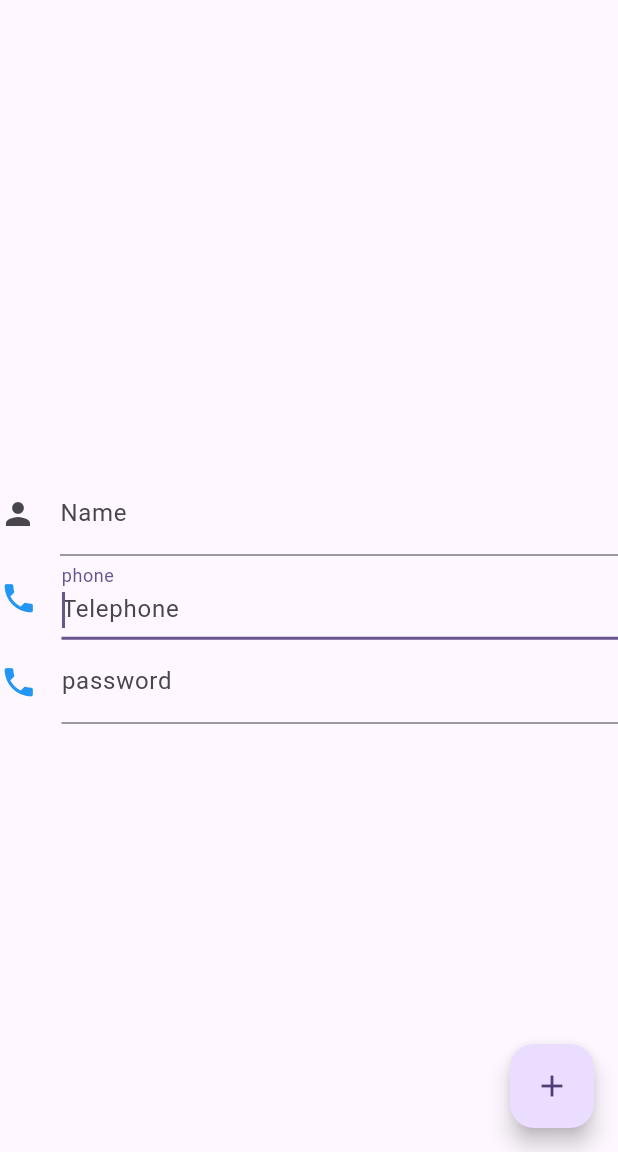
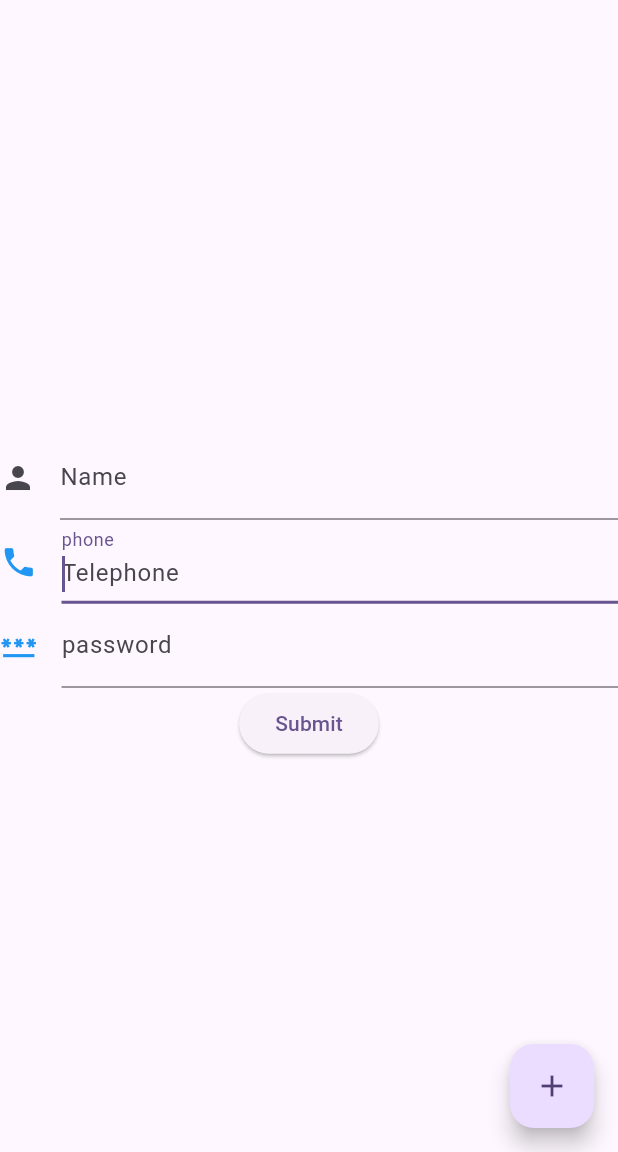
Before and after one commit to fanetech/flutter_three, a Flutter app: the screen it shows after launch, on a phone screen of 412 x 824 dp, the part 84-1236 px from its top. Run offline on Flutter 3.47's test engine with Material 3 defaults, Android fonts, the phone set to English and light mode, and no system bars.

```diff
--- a/lib/main.dart
+++ b/lib/main.dart
@@ -35,8 +35,11 @@ class MyHomePage extends StatefulWidget {
 
 class _MyHomePageState extends State<MyHomePage> {
   int _counter = 0;
-  var name = '';
-  var value = '';
+  String name = '';
+  String value = '';
+  String phone = '';
+  String password = '';
+  final formKey = GlobalKey<FormState>();
 
   void _incrementCounter() {
     setState(() {
@@ -45,15 +48,41 @@ class _MyHomePageState extends State<MyHomePage> {
   }
 
   void submit(String a) {
-    setState(() {
-      value = 'Envoyé';
-    });
+    // print(a);
+    // setState(() {
+    //   value = 'Envoyé';
+    // });
+    validationForm();
   }
 
   void change(String val) {
     setState(() {
       name = val;
     });
+  }
+
+  void change2(String val) {
+    setState(() {
+      phone = val;
+    });
+  }
+
+  void change3(String val) {
+    setState(() {
+      password = val;
+    });
+  }
+
+  validationForm() {
+    if (formKey.currentState!.validate()) {
+      formKey.currentState!.save();
+      debugPrint('name: $name');
+      debugPrint('phone: $phone');
+      debugPrint('password: $password');
+      formKey.currentState!.reset();
+    } else {
+      debugPrint('not valid');
+    }
   }
 
   @override
@@ -63,7 +92,8 @@ class _MyHomePageState extends State<MyHomePage> {
         backgroundColor: Theme.of(context).colorScheme.inversePrimary,
         title: Text(widget.title),
       ),
-      body: Center(
+      body: Form(
+        key: formKey,
         child: Column(
           mainAxisAlignment: MainAxisAlignment.center,
           children: [
@@ -72,7 +102,7 @@ class _MyHomePageState extends State<MyHomePage> {
               style: TextStyle(fontSize: 20, color: Colors.deepPurple),
               textAlign: TextAlign.center,
             ),
-          TextField(
+            TextFormField(
               decoration: const InputDecoration(
                 label: Text('Name'),
                 hintText: 'Enter your name',
@@ -80,10 +110,12 @@ class _MyHomePageState extends State<MyHomePage> {
               ),
               keyboardType: TextInputType.text,
               autocorrect: true,
-            onChanged: change,
-            onSubmitted: submit,
+              // onChanged: change,
+              validator: (val) =>
+                  (val!.isEmpty || val == null) ? 'check your name' : null,
+              onSaved: (value) => name = value!,
             ),
-          TextField(
+            TextFormField(
               decoration: const InputDecoration(
                 labelText: "phone",
                 hintText: "Telephone",
@@ -94,30 +126,37 @@ class _MyHomePageState extends State<MyHomePage> {
                 ),
               ),
               keyboardType: TextInputType.number,
-            onChanged: change,
-            onSubmitted: submit,
+              // onChanged: change2,
               autofocus: true,
               autocorrect: true,
+              validator: (val) => val!.isEmpty ? 'check your phone' : null,
+              onSaved: (value) => phone = value!,
             ),
-          TextField(
+            TextFormField(
               decoration: const InputDecoration(
                 labelText: "password",
                 hintText: "password",
                 icon: Icon(
-                Icons.phone,
+                  Icons.password,
                   color: Colors.blue,
                   size: 25,
                 ),
               ),
               keyboardType: TextInputType.text,
               obscureText: true,
-            onChanged: change,
-            onSubmitted: submit,
-            autofocus: true,
-            autocorrect: true,
+              // onChanged: change3,
+              // autofocus: true,
+              // autocorrect: true,
+              validator: (val) => val!.isEmpty ? 'check your password' : null,
+              onSaved: (value) => password = value!,
+            ),
+            ElevatedButton(
+              onPressed: () => submit(name),
+              child: const Text('Submit'),
             ),
           ],
-      )),
+        ),
+      ),
       floatingActionButton: FloatingActionButton(
         onPressed: _incrementCounter,
         tooltip: 'Increment',
```
Lines whose indentation alone changed are shown as unchanged.
